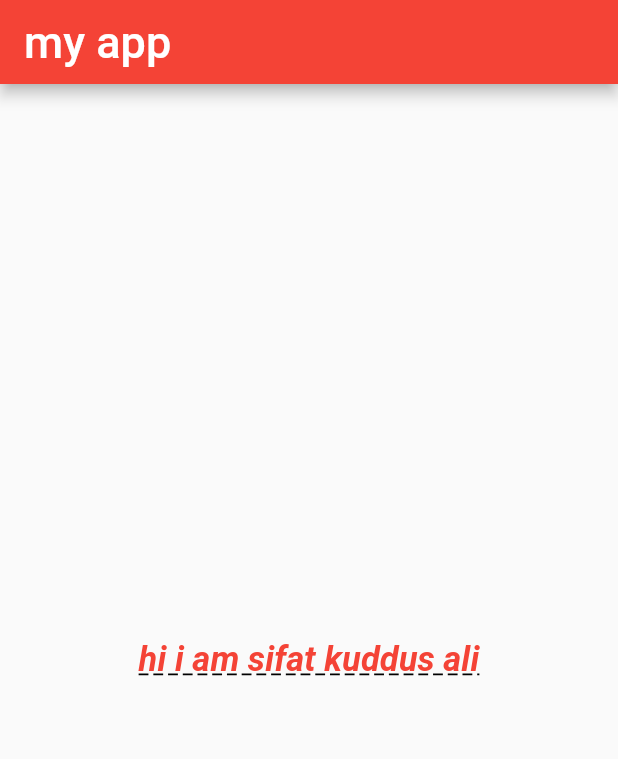
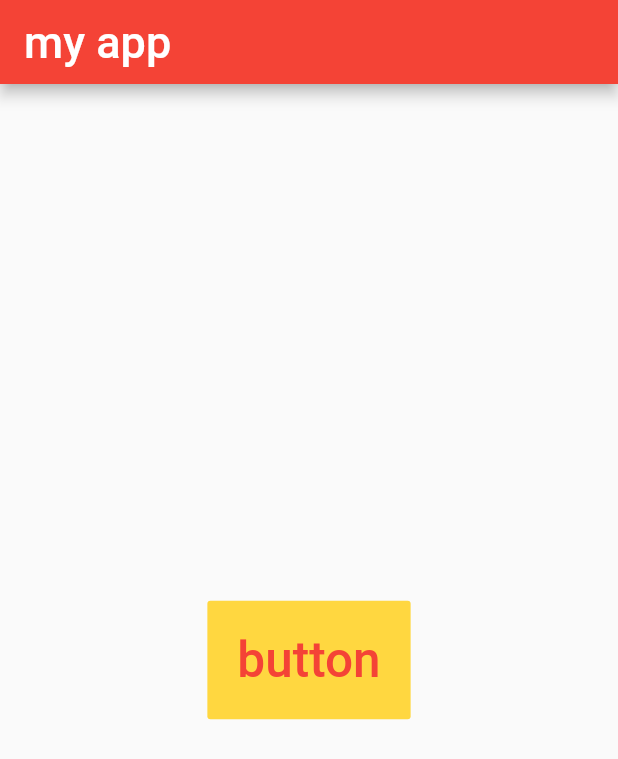
Before and after one commit to TawhidHassan/Flutter-App-StartX, a Flutter app: the screen it shows after launch, on a phone screen of 412 x 824 dp. Shown: the top 759 px of the screen. Run offline on Flutter 3.47's test engine with Material 2 defaults, Android fonts, the phone set to English and light mode, and no system bars; Roboto replaces fonts that are missing (Times New Roman).

Commit message:
flat button and his propertyies

```diff
--- a/lib/main.dart
+++ b/lib/main.dart
@@ -21,27 +21,20 @@ class myapp extends StatelessWidget {
           ),
         ),
         body: Center(
-          child: Text("hi i am sifat kuddus ali",
-          style: new TextStyle(
-            color: Colors.red,
-            fontSize: 22.9,
-            fontStyle: FontStyle.italic,
-            fontWeight: FontWeight.bold,
-//            background: Paint()..color=Colors.black..style=PaintingStyle.stroke,
-//            backgroundColor: Colors.amber,
-//            letterSpacing: 10.0,
-//            wordSpacing: 10.0,
-            decoration: TextDecoration.underline,
-            decorationColor: Colors.black,
-            decorationStyle: TextDecorationStyle.dashed,
-            fontFamily: "Times New Roman",
+          child:FlatButton(
+            onPressed: (){},
+            child: Text(
+              "button",
+              style: TextStyle(
+                fontSize: 33.0
+              ),
+            ),
+            textColor: Colors.red,
+            color: Colors.amberAccent,
+            splashColor: Colors.black,//bouble effect
+            padding: EdgeInsets.all(20.0),
+            highlightColor: Colors.green, //click to show effect color
 
-          ),
-            textAlign: TextAlign.center,
-            textDirection: TextDirection.ltr,
-            softWrap: true,
-            overflow: TextOverflow.ellipsis,
-            maxLines: 2,
           ),
         ),
       ),
```
